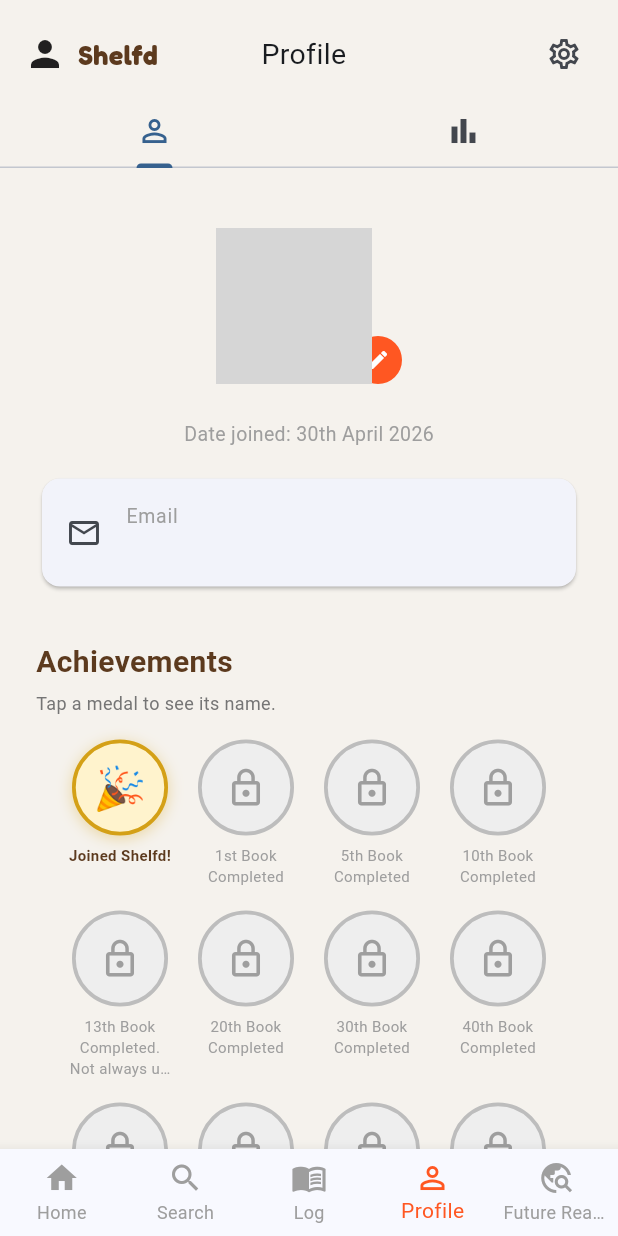
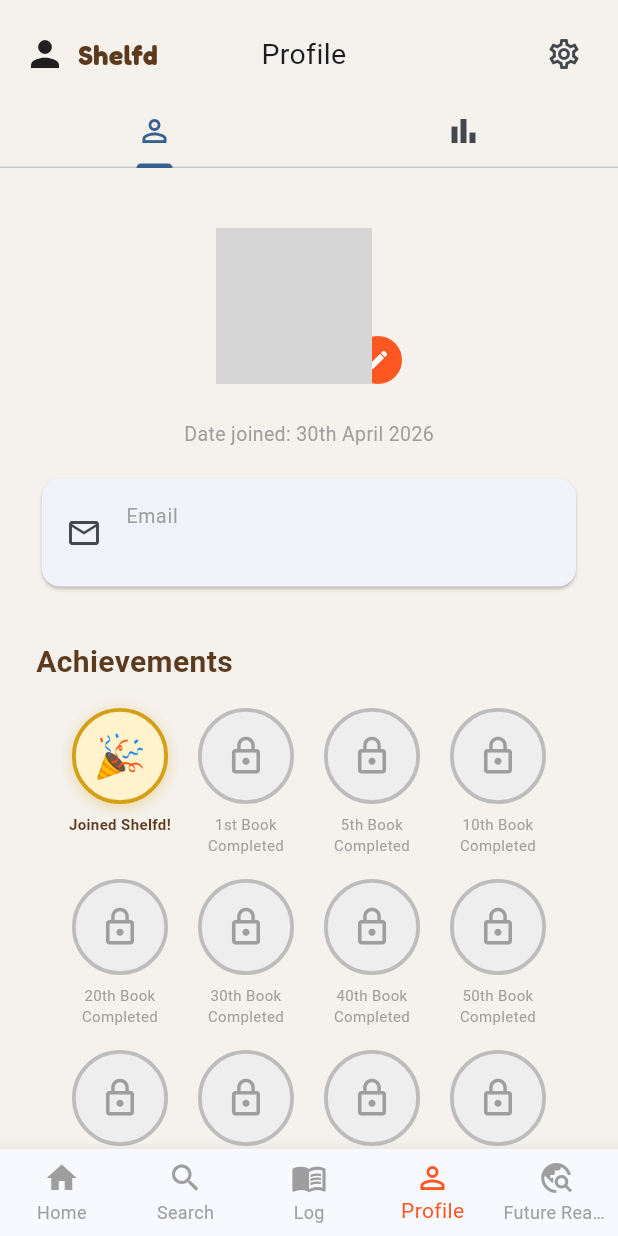
Before and after one commit to benfrench1/shelfd, a Flutter app: the screen it shows once a user with an empty profile is signed in, item 4 of the bottom bar chosen, on a phone screen of 412 x 824 dp. Run offline on Flutter 3.47's test engine with Material 3 defaults, Android fonts, the phone set to English and light mode, and no system bars; our stand-ins replace cloud_firestore, firebase_auth, firebase_core, google_fonts, google_sign_in, shared_preferences; accounts and stored records are empty; network calls fail; grey boxes are pictures that could not be loaded.

Commit message:
tidy up achievement and add enlarging of book covers on review screens

```diff
--- a/lib/models/achievement.dart
+++ b/lib/models/achievement.dart
@@ -1,22 +1,23 @@
 /// A single achievement definition.
-typedef Achievement = ({int threshold, String label, String emoji});
+/// [hidden] achievements are not shown on the profile screen until unlocked.
+typedef Achievement = ({int threshold, String label, String emoji, bool hidden});
 
 /// All achievements in threshold order.
 /// threshold == 0 means always unlocked (awarded on account creation / first login).
 const List<Achievement> kAchievements = [
-  (threshold: 0,    label: 'Joined Shelfd!',                                                          emoji: '🎉'),
-  (threshold: 1,    label: '1st Book Completed',                                                      emoji: '📖'),
-  (threshold: 5,    label: '5th Book Completed',                                                      emoji: '📚'),
-  (threshold: 10,   label: '10th Book Completed',                                                     emoji: '🔟'),
-  (threshold: 13,   label: '13th Book Completed.\nNot always unlucky :)',                             emoji: '🍀'),
-  (threshold: 20,   label: '20th Book Completed',                                                     emoji: '🌟'),
-  (threshold: 30,   label: '30th Book Completed',                                                     emoji: '🥉'),
-  (threshold: 40,   label: '40th Book Completed',                                                     emoji: '🥈'),
-  (threshold: 50,   label: '50th Book Completed',                                                     emoji: '🥇'),
-  (threshold: 100,  label: '100th Book Completed',                                                    emoji: '💯'),
-  (threshold: 150,  label: '150th Book Completed',                                                    emoji: '🏅'),
-  (threshold: 200,  label: '200th Book Completed',                                                    emoji: '🎖️'),
-  (threshold: 250,  label: '250th Book Completed',                                                    emoji: '🏆'),
-  (threshold: 500,  label: '500th Book Completed',                                                    emoji: '⭐'),
-  (threshold: 1000, label: '1000th Books Completed.\nYou achieved it all!\nYou are a LEGEND!',        emoji: '👑'),
+  (threshold: 0,    label: 'Joined Shelfd!',                                                          emoji: '🎉', hidden: false),
+  (threshold: 1,    label: '1st Book Completed',                                                      emoji: '📖', hidden: false),
+  (threshold: 5,    label: '5th Book Completed',                                                      emoji: '📚', hidden: false),
+  (threshold: 10,   label: '10th Book Completed',                                                     emoji: '🔟', hidden: false),
+  (threshold: 13,   label: '13th Book Completed.\nNot always unlucky :)',                             emoji: '🍀', hidden: true),
+  (threshold: 20,   label: '20th Book Completed',                                                     emoji: '🌟', hidden: false),
+  (threshold: 30,   label: '30th Book Completed',                                                     emoji: '🥉', hidden: false),
+  (threshold: 40,   label: '40th Book Completed',                                                     emoji: '🥈', hidden: false),
+  (threshold: 50,   label: '50th Book Completed',                                                     emoji: '🥇', hidden: false),
+  (threshold: 100,  label: '100th Book Completed',                                                    emoji: '💯', hidden: false),
+  (threshold: 150,  label: '150th Book Completed',                                                    emoji: '🏅', hidden: false),
+  (threshold: 200,  label: '200th Book Completed',                                                    emoji: '🎖️', hidden: false),
+  (threshold: 250,  label: '250th Book Completed',                                                    emoji: '🏆', hidden: false),
+  (threshold: 500,  label: '500th Book Completed',                                                    emoji: '⭐', hidden: false),
+  (threshold: 1000, label: '1000th Books Completed.\nYou achieved it all!\nYou are a LEGEND!',        emoji: '👑', hidden: false),
 ];
--- a/lib/screens/account_settings_screen.dart
+++ b/lib/screens/account_settings_screen.dart
@@ -397,7 +397,7 @@ class _AccountSettingsScreenState extends State<AccountSettingsScreen> {
             ),
           ),
 
-          const SizedBox(height: 8),
+          const SizedBox(height: 24),
 
           // ── Sign Out ────────────────────────────────────
           SizedBox(
@@ -437,7 +437,7 @@ class _AccountSettingsScreenState extends State<AccountSettingsScreen> {
               ),
               style: ElevatedButton.styleFrom(
                 backgroundColor: Colors.deepOrange,
-                padding: const EdgeInsets.all(16),
+                padding: const EdgeInsets.all(20),
                 shape: RoundedRectangleBorder(
                   borderRadius: BorderRadius.circular(12),
                 ),
--- a/lib/screens/profile_screen.dart
+++ b/lib/screens/profile_screen.dart
@@ -378,19 +378,13 @@ class _UserProfileTabState extends State<_UserProfileTab> {
               ),
             ),
           ),
-          const SizedBox(height: 4),
-          Align(
-            alignment: Alignment.centerLeft,
-            child: Text(
-              'Tap a medal to see its name.',
-              style: TextStyle(fontSize: 12, color: Colors.grey.shade600),
-            ),
-          ),
           const SizedBox(height: 16),
           Wrap(
             spacing: 12,
             runSpacing: 16,
-            children: kAchievements.map((a) {
+            children: kAchievements
+                .where((a) => !a.hidden || _bookCount >= a.threshold)
+                .map((a) {
               final unlocked = _bookCount >= a.threshold;
               return _AchievementMedal(
                 label: a.label,
```
Also changed, not shown: lib/screens/review_screen.dart (+29 -3 lines).
